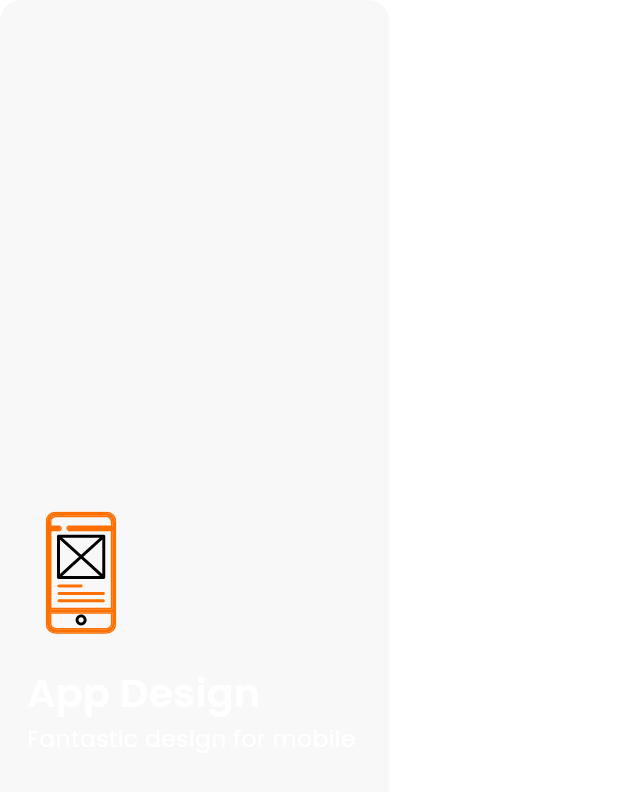
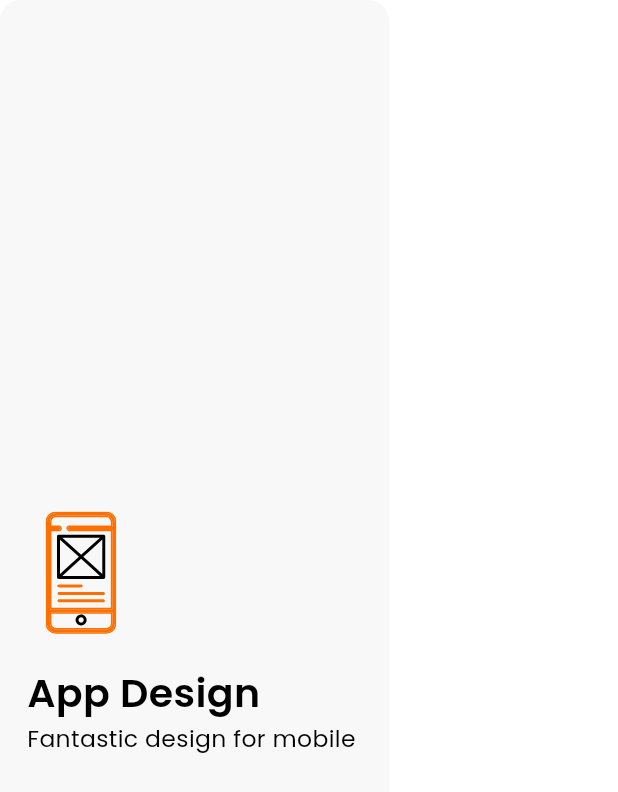
Before and after one commit to mohamedamr77/portfolio, a Flutter app: the ServiceItemListBody widget shown alone on an empty page, opened directly with sample values from the repository, on a phone screen of 412 x 824 dp. Shown: the top 792 px of the screen. Run offline on Flutter 3.47's test engine with Material 3 defaults, Android fonts, the phone set to English and light mode, and no system bars; our stand-ins replace flutter_bloc, flutter_svg, fluttertoast, hive, hive_flutter; accounts and stored records are empty.

Commit message:
refecator code

```diff
--- a/lib/feature/dashboard/preseantation/view/widget/dashboard_body.dart
+++ b/lib/feature/dashboard/preseantation/view/widget/dashboard_body.dart
@@ -1,7 +1,7 @@
 import 'package:flutter/material.dart';
 
 import '../../../../../core/shared_widget/adabtive_layout.dart';
-import 'dashboard_desktop_layout.dart';
+import 'desktop/dashboard_desktop_layout.dart';
 
 class DashboardBody extends StatelessWidget {
   const DashboardBody({super.key});
--- a/lib/feature/dashboard/preseantation/view/widget/services_section/service_item_list_body.dart
+++ b/lib/feature/dashboard/preseantation/view/widget/services_section/service_item_list_body.dart
@@ -32,14 +32,14 @@ class ServiceItemListBody extends StatelessWidget {
           FittedBox(
             fit: BoxFit.scaleDown,
             child: GText(
-              color: Theme.of(context).scaffoldBackgroundColor,
+              color: Colors.black,
               content: serviceModel.title,
               fontSize: 32,
               fontWeight: FontWeight.w600,
             ),
           ),
           GText(
-              color: Theme.of(context).scaffoldBackgroundColor,
+              color: Colors.black,
               content: serviceModel.description,
               fontSize: 19,
               fontWeight: FontWeight.w400),
```
Also changed, not shown: lib/feature/dashboard/preseantation/view/widget/certificates/certificates_section.dart (added, +14 -0 lines), lib/feature/dashboard/preseantation/view/widget/desktop/dashboard_desktop_layout.dart (renamed from lib/feature/dashboard/preseantation/view/widget/dashboard_desktop_layout.dart, +4 -4 lines).
